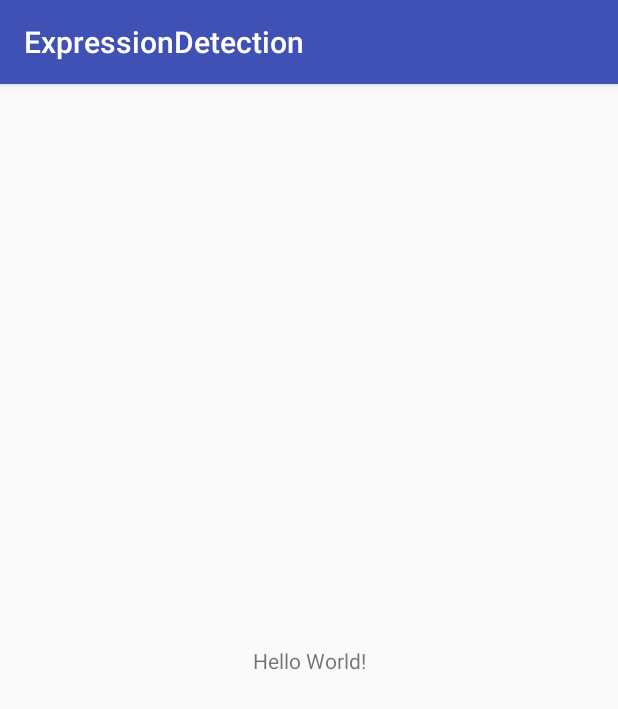
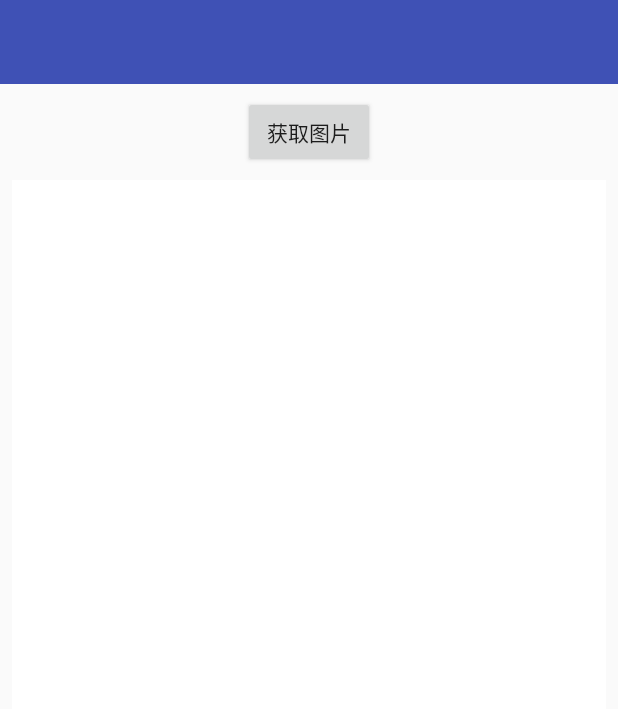
Before and after one commit to memory4963/ExpressionDetection, an Android app: the screen it shows after launch (MainActivity), on a phone screen of 412 x 824 dp. Shown: the top 709 px of the screen. Run offline under Robolectric (Android 15) with nearby library versions, the phone set to English and light mode, and no system bars.

Commit message:
基本配置文件

```diff
--- a/app/src/main/AndroidManifest.xml
+++ b/app/src/main/AndroidManifest.xml
@@ -1,6 +1,10 @@
 <?xml version="1.0" encoding="utf-8"?>
 <manifest package="com.blab.roobo.expressiondetection"
     xmlns:android="http://schemas.android.com/apk/res/android">
+
+    <uses-permission android:name="android.permission.INTERNET"/>
+    <uses-permission android:name="android.permission.READ_EXTERNAL_STORAGE"/>
+    <uses-permission android:name="android.permission.ACCESS_NETWORK_STATE"/>
 
     <application
         android:allowBackup="true"
--- a/app/src/main/java/com/blab/roobo/expressiondetection/MainActivity.kt
+++ b/app/src/main/java/com/blab/roobo/expressiondetection/MainActivity.kt
@@ -8,5 +8,6 @@ class MainActivity : AppCompatActivity() {
     override fun onCreate(savedInstanceState: Bundle?) {
         super.onCreate(savedInstanceState)
         setContentView(R.layout.activity_main)
+
     }
 }
--- a/app/src/main/res/layout/activity_main.xml
+++ b/app/src/main/res/layout/activity_main.xml
@@ -7,13 +7,42 @@
     android:layout_height="match_parent"
     tools:context="com.blab.roobo.expressiondetection.MainActivity">
 
-    <TextView
+    <android.support.v7.widget.Toolbar
+        android:id="@+id/toolbar"
+        android:layout_width="0dp"
+        android:layout_height="wrap_content"
+        android:background="?attr/colorPrimary"
+        android:minHeight="?attr/actionBarSize"
+        android:theme="?attr/actionBarTheme"
+        app:layout_constraintEnd_toEndOf="parent"
+        app:layout_constraintStart_toStartOf="parent"
+        app:layout_constraintTop_toTopOf="parent"/>
+
+    <Button
+        android:id="@+id/button"
         android:layout_width="wrap_content"
         android:layout_height="wrap_content"
-        android:text="Hello World!"
+        android:layout_marginEnd="8dp"
+        android:layout_marginStart="8dp"
+        android:layout_marginTop="8dp"
+        android:text="获取图片"
+        app:layout_constraintEnd_toEndOf="parent"
+        app:layout_constraintStart_toStartOf="parent"
+        app:layout_constraintTop_toBottomOf="@+id/toolbar"/>
+
+    <ImageView
+        android:id="@+id/imageView"
+        android:layout_width="0dp"
+        android:layout_height="0dp"
+        android:layout_marginBottom="8dp"
+        android:layout_marginEnd="8dp"
+        android:layout_marginStart="8dp"
+        android:layout_marginTop="8dp"
         app:layout_constraintBottom_toBottomOf="parent"
-        app:layout_constraintLeft_toLeftOf="parent"
-        app:layout_constraintRight_toRightOf="parent"
-        app:layout_constraintTop_toTopOf="parent"/>
+        app:layout_constraintEnd_toEndOf="parent"
+        app:layout_constraintStart_toStartOf="parent"
+        app:layout_constraintTop_toBottomOf="@+id/button"
+        android:background="#FFFFFF"
+        />
 
 </android.support.constraint.ConstraintLayout>
--- a/app/src/main/res/values/colors.xml
+++ b/app/src/main/res/values/colors.xml
@@ -1,6 +1,6 @@
 <?xml version="1.0" encoding="utf-8"?>
 <resources>
-    <color name="colorPrimary">#3F51B5</color>
+    <color name="colorPrimary">#3f51b5</color>
     <color name="colorPrimaryDark">#303F9F</color>
     <color name="colorAccent">#FF4081</color>
 </resources>
--- a/app/src/main/res/values/styles.xml
+++ b/app/src/main/res/values/styles.xml
@@ -1,7 +1,7 @@
 <resources>
 
     <!-- Base application theme. -->
-    <style name="AppTheme" parent="Theme.AppCompat.Light.DarkActionBar">
+    <style name="AppTheme" parent="Theme.AppCompat.Light.NoActionBar">
         <!-- Customize your theme here. -->
         <item name="colorPrimary">@color/colorPrimary</item>
         <item name="colorPrimaryDark">@color/colorPrimaryDark</item>
```
Also changed, not shown: app/build.gradle (+12 -5 lines), build.gradle (+6 -2 lines), 1 other file.
